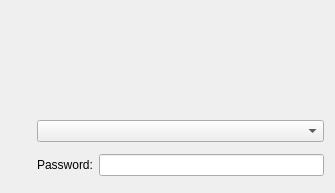
Qt form agent/AuthDialog.ui (oxan/systemd-kde-agent) before a commit.
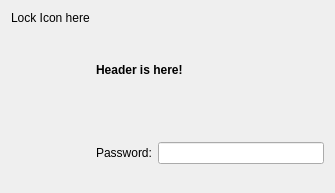
The same form after that commit. Custom widgets are drawn as their Qt base class.

Commit message: Wire up description, ok button and cancel button

```diff
--- a/agent/AuthDialog.ui
+++ b/agent/AuthDialog.ui
@@ -16,9 +16,9 @@
     <verstretch>0</verstretch>
    </sizepolicy>
   </property>
-  <layout class="QGridLayout" name="gridLayout">
-   <item row="0" column="0" rowspan="5">
-    <layout class="QVBoxLayout" name="verticalLayout">
+  <layout class="QGridLayout" name="gridLayout" >
+   <item rowspan="6" row="0" column="0" >
+    <layout class="QVBoxLayout" name="verticalLayout" >
      <item>
       <widget class="QLabel" name="lblPixmap">
        <property name="sizePolicy">
@@ -27,8 +27,8 @@
          <verstretch>0</verstretch>
         </sizepolicy>
        </property>
-       <property name="text">
-        <string/>
+       <property name="text" >
+        <string notr="true">Lock Icon here</string>
        </property>
        <property name="wordWrap">
         <bool>false</bool>
@@ -63,8 +63,8 @@
          <verstretch>0</verstretch>
         </sizepolicy>
        </property>
-       <property name="text">
-        <string/>
+       <property name="text" >
+        <string notr="true">&lt;b>Header is here!&lt;/b></string>
        </property>
        <property name="wordWrap">
         <bool>true</bool>
@@ -74,30 +74,11 @@
        </property>
       </widget>
      </item>
-     <item>
-      <widget class="QLabel" name="lblContent">
-       <property name="sizePolicy">
-        <sizepolicy hsizetype="MinimumExpanding" vsizetype="MinimumExpanding">
-         <horstretch>0</horstretch>
-         <verstretch>0</verstretch>
-        </sizepolicy>
-       </property>
-       <property name="text">
-        <string/>
-       </property>
-       <property name="wordWrap">
-        <bool>true</bool>
-       </property>
-      </widget>
-     </item>
     </layout>
    </item>
-   <item row="2" column="1" colspan="3">
-    <widget class="KTitleWidget" name="errorMessageKTW"/>
-   </item>
-   <item row="3" column="1" colspan="2">
-    <widget class="QLabel" name="lblPassword">
-     <property name="text">
+   <item row="2" column="1" colspan="2" >
+    <widget class="QLabel" name="lblPassword" >
+     <property name="text" >
       <string>Password:</string>
      </property>
      <property name="buddy">
@@ -105,9 +86,9 @@
      </property>
     </widget>
    </item>
-   <item row="3" column="3">
-    <widget class="KLineEdit" name="lePassword">
-     <property name="echoMode">
+   <item row="2" column="3" >
+    <widget class="KLineEdit" name="lePassword" >
+     <property name="echoMode" >
       <enum>QLineEdit::Password</enum>
      </property>
      <property name="passwordMode">
@@ -115,27 +96,24 @@
      </property>
     </widget>
    </item>
-   <item row="1" column="1" colspan="3">
-    <widget class="KComboBox" name="userCB"/>
-   </item>
   </layout>
  </widget>
  <customwidgets>
-  <customwidget>
-   <class>KTitleWidget</class>
-   <extends>QWidget</extends>
-   <header>ktitlewidget.h</header>
-  </customwidget>
-  <customwidget>
-   <class>KLineEdit</class>
-   <extends>QLineEdit</extends>
-   <header>klineedit.h</header>
-  </customwidget>
   <customwidget>
    <class>KComboBox</class>
    <extends>QComboBox</extends>
    <header>kcombobox.h</header>
   </customwidget>
+  <customwidget>
+   <class>KLineEdit</class>
+   <extends>QLineEdit</extends>
+   <header>klineedit.h</header>
+  </customwidget>
+  <customwidget>
+   <class>KTitleWidget</class>
+   <extends>QWidget</extends>
+   <header>ktitlewidget.h</header>
+  </customwidget>
  </customwidgets>
  <tabstops>
   <tabstop>userCB</tabstop>
```
Left out of the diff: 67 changed lines with no effect on the pictures. The commit also changes 4 other files.
